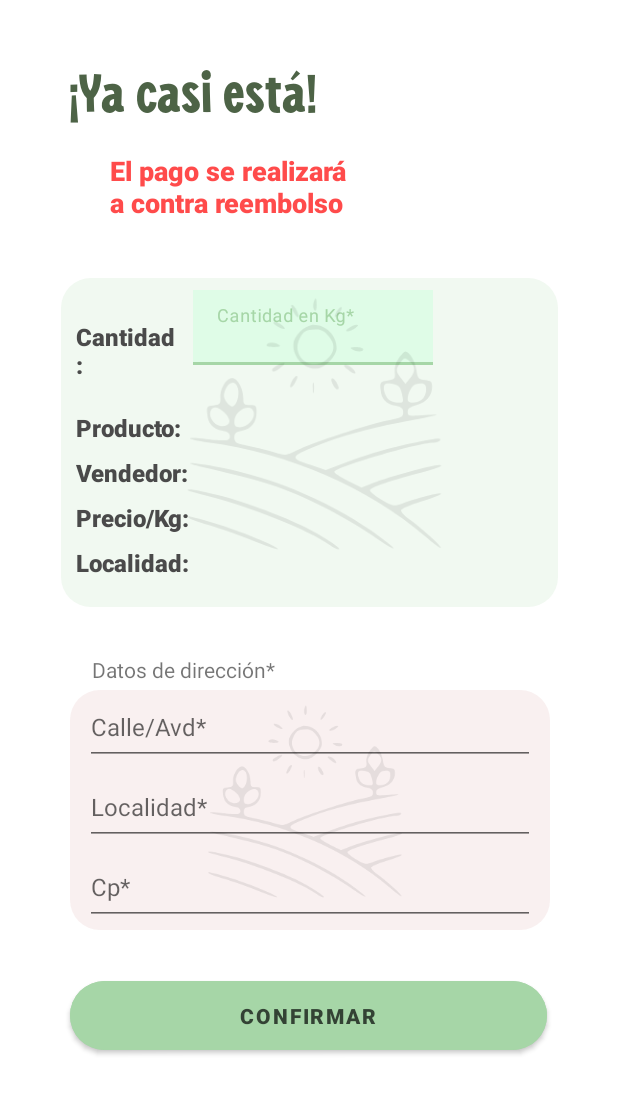
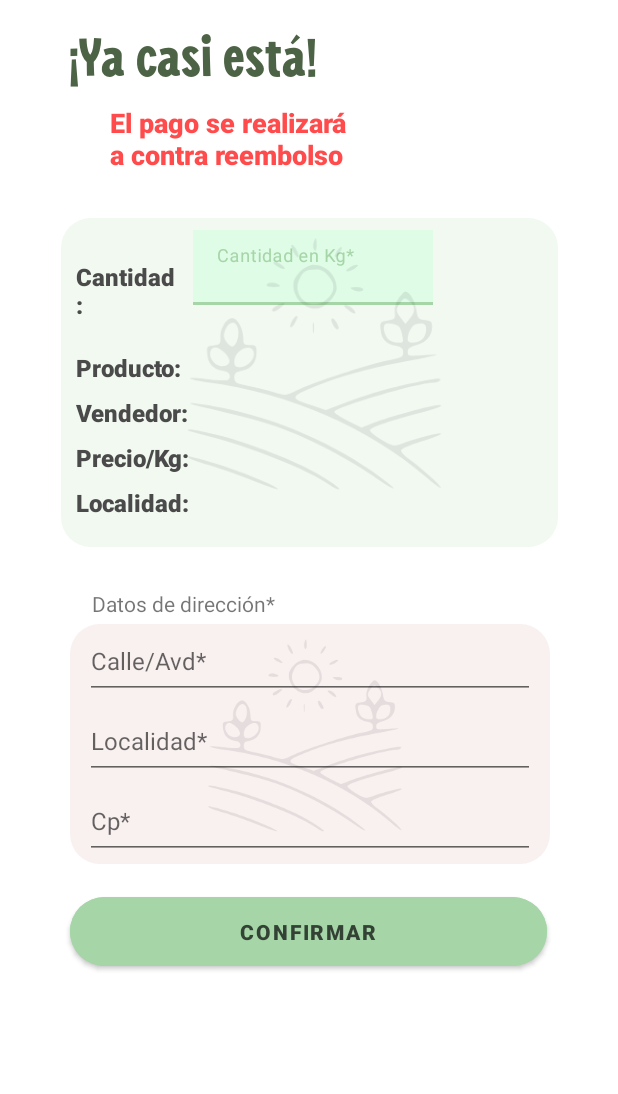
Before and after one commit to AhmedDaali/EcoFresh2, an Android app: the layout activity_ultimo_paso_compra.xml on its own in the app's theme, with its tools: preview values and no code run, on a phone screen of 412 x 824 dp. Shown: the top 1094 px of the screen. Run offline under Robolectric (Android 15) with nearby library versions, the phone set to English and light mode, and no system bars.

Commit message:
Ultimos retoques2

```diff
--- a/app/src/main/res/layout/activity_ultimo_paso_compra.xml
+++ b/app/src/main/res/layout/activity_ultimo_paso_compra.xml
@@ -15,7 +15,7 @@
         android:layout_alignParentStart="true"
         android:layout_alignParentTop="true"
         android:layout_alignParentEnd="true"
-        android:layout_marginTop="40dp"
+        android:layout_marginTop="16dp"
         android:fontFamily="@font/mangaka"
         android:text="@string/text_casi"
         android:textColor="@color/texto_registro"
@@ -37,7 +37,7 @@
         android:layout_alignParentStart="true"
         android:layout_alignParentEnd="true"
         android:layout_marginStart="31dp"
-        android:layout_marginTop="24dp"
+        android:layout_marginTop="16dp"
         android:layout_marginEnd="29dp"
         android:background="@drawable/borde"
         app:layout_constraintEnd_toEndOf="parent"
@@ -284,7 +284,7 @@
         android:layout_alignParentStart="true"
         android:layout_alignParentEnd="true"
         android:layout_alignParentBottom="true"
-        android:layout_marginTop="16dp"
+        android:layout_marginTop="8dp"
         android:fontFamily="sans-serif-black"
         android:text="@string/text_pago"
         android:textColor="@color/pago"
@@ -302,7 +302,7 @@
         android:layout_alignStart="@+id/relativeLayout"
         android:layout_alignEnd="@+id/relativeLayout"
         android:layout_marginStart="-9dp"
-        android:layout_marginTop="28dp"
+        android:layout_marginTop="16dp"
         android:layout_marginEnd="-8dp"
         android:backgroundTint="@color/verde_email_cliente"
         android:fontFamily="sans-serif-black"
@@ -317,7 +317,7 @@
         android:id="@+id/textTituloDireccion"
         android:layout_width="wrap_content"
         android:layout_height="wrap_content"
-        android:layout_marginTop="32dp"
+        android:layout_marginTop="28dp"
         android:text="@string/text_titulo_direccion"
         app:layout_constraintEnd_toEndOf="parent"
         app:layout_constraintHorizontal_bias="0.211"
```
Also changed, not shown: app/src/main/res/layout/activity_confirm_compra.xml (+3 -4 lines).
